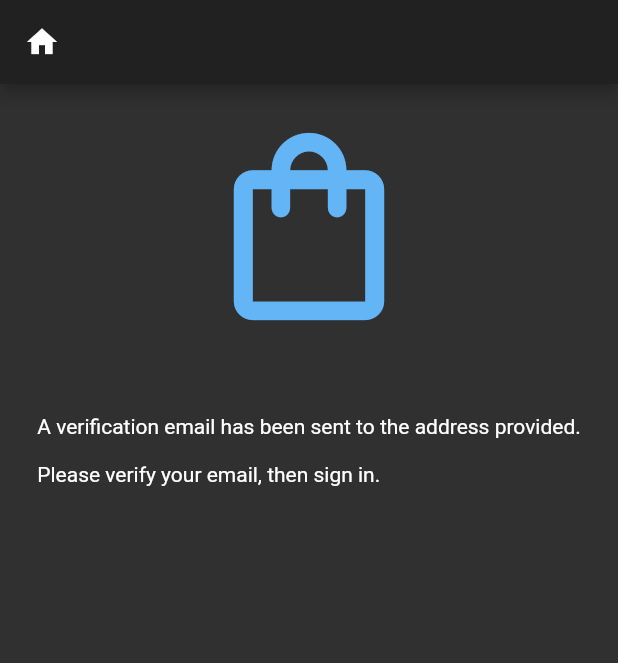
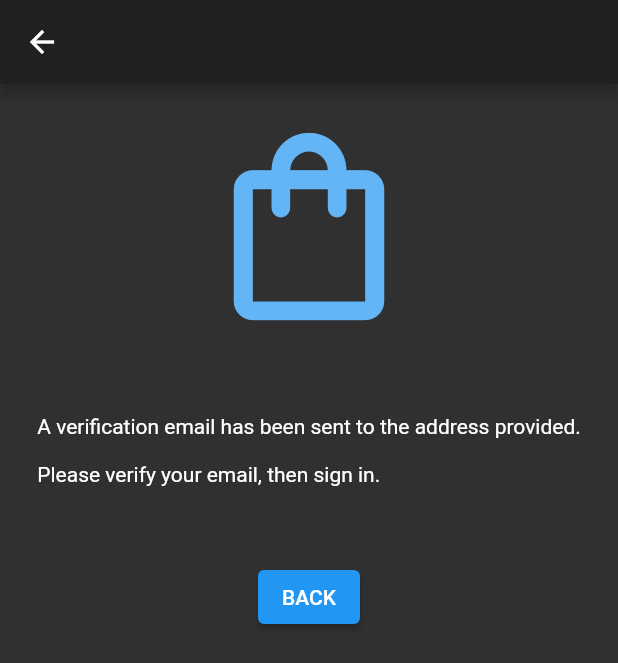
Before and after one commit to Merrit/shopping_list, a Flutter app: the VerifyEmailScreen screen opened by its route, on a phone screen of 412 x 824 dp. Shown: the top 663 px of the screen. Run offline on Flutter 3.47's test engine with Material 2 defaults, Android fonts, the phone set to English and light mode, and no system bars; our stand-ins replace bloc, cloud_firestore, equatable, firebase_auth, firebase_core, flutter_bloc and 4 more; missing offline and left inert: pedantic; accounts and stored records are empty; generated files the repository leaves out were written again.

Commit message:
Responsive layout & input box theming

```diff
--- a/lib/authentication/login/screens/sign_up_screen.dart
+++ b/lib/authentication/login/screens/sign_up_screen.dart
@@ -1,6 +1,7 @@
 import 'package:authentication_repository/authentication_repository.dart';
 import 'package:flutter/material.dart';
 import 'package:flutter_bloc/flutter_bloc.dart';
+import 'package:shopping_list/core/core.dart';
 
 import '../../authentication.dart';
 
@@ -30,11 +31,12 @@ class SignUpView extends StatelessWidget {
   Widget build(BuildContext context) {
     return Scaffold(
       appBar: AppBar(title: const Text('Sign Up')),
-      body: Align(
-        alignment: const Alignment(0, -1 / 3),
+      body: SingleColumnLayoutBuilder(
         child: Column(
           mainAxisSize: MainAxisSize.min,
           children: [
+            const AppIcon(size: 120),
+            const SizedBox(height: 16.0),
             EmailInput(FormType.signup),
             const SizedBox(height: 8.0),
             PasswordInput(FormType.signup),
--- a/lib/authentication/login/screens/verify_email_screen.dart
+++ b/lib/authentication/login/screens/verify_email_screen.dart
@@ -10,14 +10,7 @@ class VerifyEmailScreen extends StatelessWidget {
   @override
   Widget build(BuildContext context) {
     return Scaffold(
-      appBar: AppBar(
-        leading: IconButton(
-          icon: Icon(Icons.home),
-          onPressed: () => context
-              .read<AuthenticationBloc>()
-              .add(AuthenticationLogoutRequested()),
-        ),
-      ),
+      appBar: AppBar(),
       body: Padding(
         padding: const EdgeInsets.all(20.0),
         child: Column(
@@ -28,6 +21,13 @@ class VerifyEmailScreen extends StatelessWidget {
                 'the address provided.\n'
                 '\n'
                 'Please verify your email, then sign in.'),
+            const SizedBox(height: 50),
+            ElevatedButton(
+              onPressed: () => context
+                  .read<AuthenticationBloc>()
+                  .add(AuthenticationLogoutRequested()),
+              child: Text('BACK'),
+            ),
           ],
         ),
       ),
--- a/lib/authentication/login/widgets/password_input.dart
+++ b/lib/authentication/login/widgets/password_input.dart
@@ -17,7 +17,8 @@ class PasswordInput extends StatelessWidget {
           obscureText: true,
           decoration: InputDecoration(
             labelText: 'password',
-            helperText: 'Minimum 12 characters',
+            helperText:
+                (formType == FormType.signup) ? 'Minimum 12 characters' : null,
             errorText: state.passwordFieldErrorText(),
           ),
           onSubmitted: (_) => context.read<LoginCubit>().submitForm(formType),
--- a/lib/core/widgets/widgets.dart
+++ b/lib/core/widgets/widgets.dart
@@ -1 +1,2 @@
 export 'app_icon.dart';
+export 'single_column_layout_builder.dart';
--- a/lib/theme.dart
+++ b/lib/theme.dart
@@ -6,5 +6,6 @@ class AppTheme {
     textTheme: TextTheme(subtitle2: TextStyle(color: Colors.blue)),
     brightness: Brightness.dark,
     toggleableActiveColor: Colors.lightBlueAccent,
+    inputDecorationTheme: InputDecorationTheme(border: OutlineInputBorder()),
   );
 }
```
Also changed, not shown: lib/authentication/login/screens/login_screen.dart (+7 -6 lines), lib/core/widgets/single_column_layout_builder.dart (added, +27 -0 lines).
